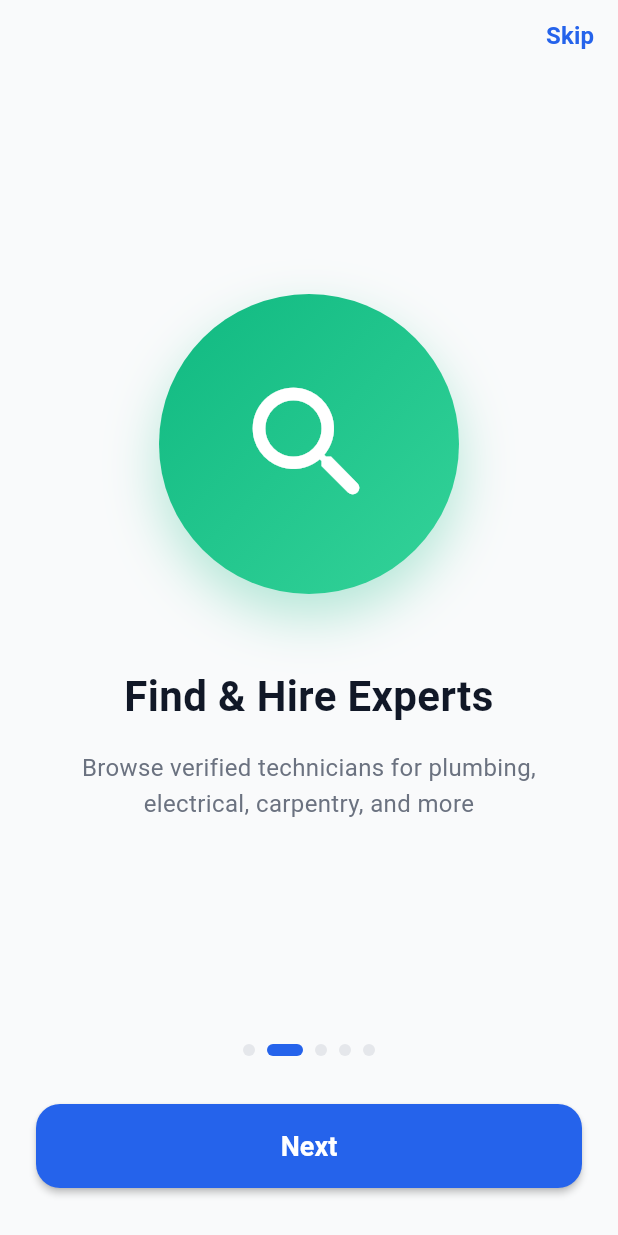
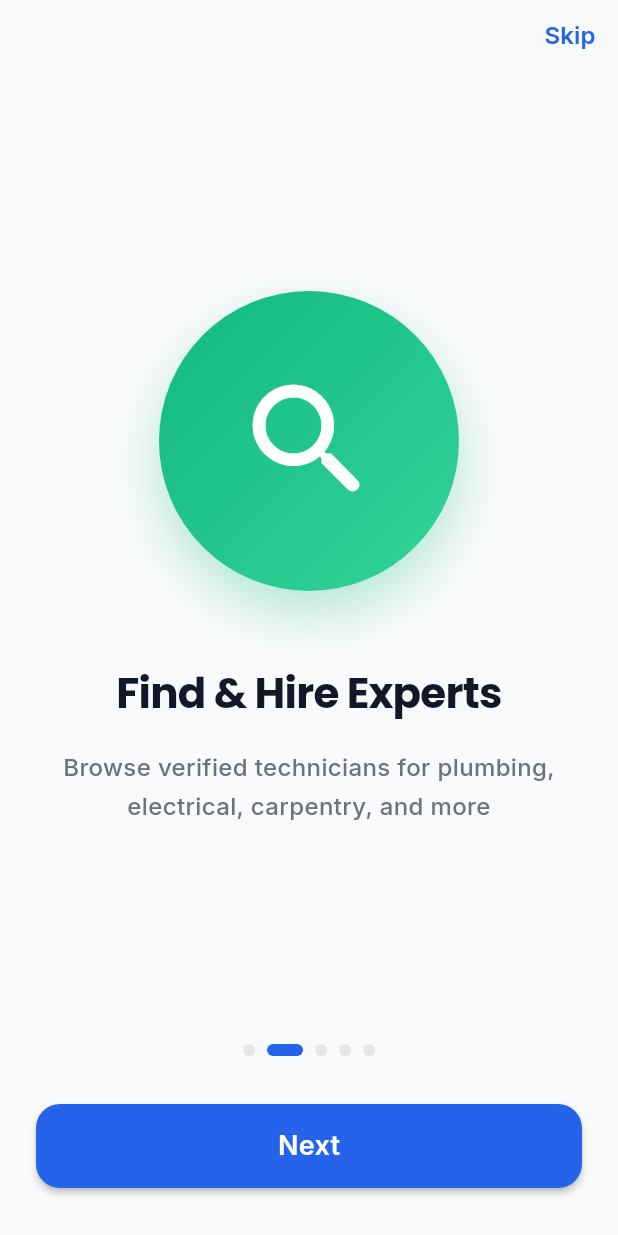
Before and after one commit to BeeNeural-com/SkillConnect, a Flutter app: the screen it shows after launch, swiped to page 2, on a phone screen of 412 x 824 dp. Run offline on Flutter 3.47's test engine with Material 3 defaults, Android fonts, the light colour scheme and no system bars; our stand-ins replace cloud_firestore, firebase_auth, firebase_core, firebase_messaging, firebase_storage, flutter_dotenv and 9 more; accounts and stored records are empty; generated files the repository leaves out were written again.

Commit message:
feat(onboarding): enhance onboarding screen with Google Fonts typography
- Add google_fonts package import for consistent typography
- Replace hardcoded TextStyle with GoogleFonts.inter for skip button
- Update next/get started button with GoogleFonts.inter and add letter spacing
- Replace title TextStyle with GoogleFonts.poppins and adjust letter spacing
- Update description text with GoogleFonts.inter and increase line height
- Adjust font weights across all text elements for better visual hierarchy
- Improve typography consistency with established design system

```diff
--- a/lib/features/onboarding/screens/app_onboarding_screen.dart
+++ b/lib/features/onboarding/screens/app_onboarding_screen.dart
@@ -1,4 +1,5 @@
 import 'package:flutter/material.dart';
+import 'package:google_fonts/google_fonts.dart';
 import '../../../core/theme/app_theme.dart';
 import '../../../services/onboarding_service.dart';
 import '../../auth/screens/google_signin_screen.dart';
@@ -115,9 +116,9 @@ class _AppOnboardingScreenState extends State<AppOnboardingScreen> {
               alignment: Alignment.topRight,
               child: TextButton(
                 onPressed: _finishOnboarding,
-                child: const Text(
+                child: Text(
                   'Skip',
-                  style: TextStyle(
+                  style: GoogleFonts.inter(
                     fontSize: 16,
                     fontWeight: FontWeight.w600,
                     color: AppTheme.primaryColor,
@@ -166,10 +167,11 @@ class _AppOnboardingScreenState extends State<AppOnboardingScreen> {
                   ),
                   child: Text(
                     _currentPage == _pages.length - 1 ? 'Get Started' : 'Next',
-                    style: const TextStyle(
+                    style: GoogleFonts.inter(
                       fontSize: 18,
-                      fontWeight: FontWeight.bold,
+                      fontWeight: FontWeight.w600,
                       color: Colors.white,
+                      letterSpacing: 0.2,
                     ),
                   ),
                 ),
@@ -212,10 +214,11 @@ class _AppOnboardingScreenState extends State<AppOnboardingScreen> {
           // Title
           Text(
             page.title,
-            style: const TextStyle(
+            style: GoogleFonts.poppins(
               fontSize: 28,
-              fontWeight: FontWeight.bold,
+              fontWeight: FontWeight.w700,
               color: AppTheme.textPrimaryColor,
+              letterSpacing: -0.5,
             ),
             textAlign: TextAlign.center,
           ),
@@ -225,10 +228,11 @@ class _AppOnboardingScreenState extends State<AppOnboardingScreen> {
           // Description
           Text(
             page.description,
-            style: const TextStyle(
+            style: GoogleFonts.inter(
               fontSize: 16,
               color: AppTheme.textSecondaryColor,
-              height: 1.5,
+              height: 1.6,
+              fontWeight: FontWeight.w500,
             ),
             textAlign: TextAlign.center,
           ),
```
